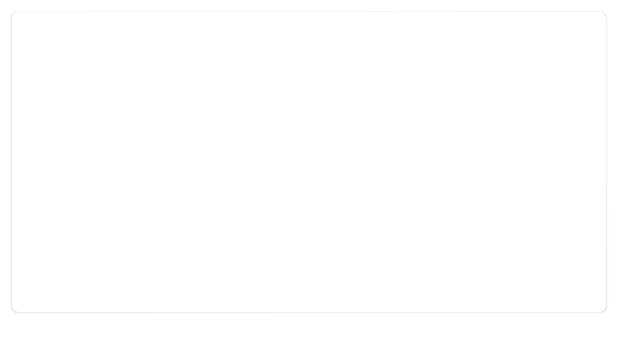
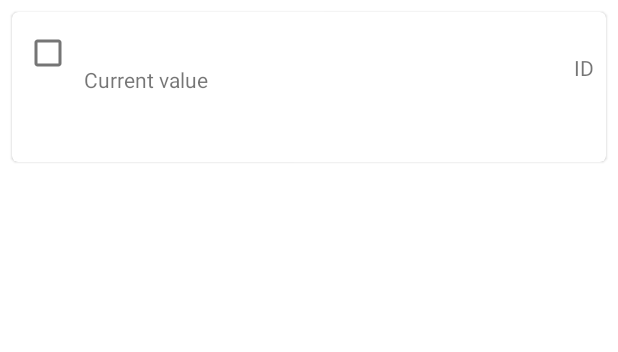
Before and after one commit to saschabrunner/Android-Thermal-Monitor, an Android app: the layout dialog_thermal_zone_picker_list_item.xml on its own in the app's theme, with its tools: preview values and no code run, on a phone screen of 412 x 824 dp. Shown: the top 352 px of the screen. Run offline under Robolectric (Android 15) with nearby library versions, the phone set to English and light mode, and no system bars.

Commit message:
Update layout

```diff
--- a/app/src/main/java/com/gitlab/saschabrunner/thermalmonitor/thermal/ThermalZonePickerDialogFragment.java
+++ b/app/src/main/java/com/gitlab/saschabrunner/thermalmonitor/thermal/ThermalZonePickerDialogFragment.java
@@ -1,5 +1,7 @@
 package com.gitlab.saschabrunner.thermalmonitor.thermal;
 
+import android.graphics.Canvas;
+import android.graphics.Rect;
 import android.os.Bundle;
 import android.util.Log;
 import android.view.View;
@@ -17,9 +19,10 @@ import java.util.HashMap;
 import java.util.Map;
 import java.util.Objects;
 
+import androidx.annotation.NonNull;
 import androidx.preference.PreferenceDialogFragmentCompat;
+import androidx.recyclerview.widget.LinearLayoutManager;
 import androidx.recyclerview.widget.RecyclerView;
-import androidx.recyclerview.widget.StaggeredGridLayoutManager;
 
 public class ThermalZonePickerDialogFragment extends PreferenceDialogFragmentCompat {
     private static final String TAG = "ThermalZonePickerDialog";
@@ -38,13 +41,27 @@ public class ThermalZonePickerDialogFragment extends PreferenceDialogFragmentCom
         super.onBindDialogView(view);
 
         RecyclerView recyclerView = view.findViewById(R.id.dialogThermalZonePickerRecyclerView);
-        recyclerView.setLayoutManager(
-                new StaggeredGridLayoutManager(2, StaggeredGridLayoutManager.VERTICAL));
+        recyclerView.setLayoutManager(new LinearLayoutManager(getContext()));
         recyclerView.setHasFixedSize(true);
+
+        // Disable animations (otherwise excessive ViewHolders are used in notifyItemChanged())
+        recyclerView.setItemAnimator(null);
 
         ThermalZonePickerListAdapter listAdapter = new ThermalZonePickerListAdapter();
         recyclerView.setAdapter(listAdapter);
 
+        recyclerView.addItemDecoration(new RecyclerView.ItemDecoration() {
+            // TODO
+            @Override
+            public void onDrawOver(@NonNull Canvas c, @NonNull RecyclerView parent, @NonNull RecyclerView.State state) {
+                super.onDrawOver(c, parent, state);
+            }
+
+            @Override
+            public void getItemOffsets(@NonNull Rect outRect, @NonNull View view, @NonNull RecyclerView parent, @NonNull RecyclerView.State state) {
+                super.getItemOffsets(outRect, view, parent, state);
+            }
+        });
 
         ThermalMonitor monitor;
         if (GlobalPreferences.getInstance().rootEnabled()) {
@@ -74,6 +91,7 @@ public class ThermalZonePickerDialogFragment extends PreferenceDialogFragmentCom
 
                 @Override
                 public void updateItem(MonitorItem item) {
+                    // TODO: First time this is called we lock addItem() and reorder with the heuristics, then we add groups
                     ThermalZonePickerListItem listItem = Objects.requireNonNull(listItemByMonitorItem.get((ThermalZoneMonitorItem) item));
                     listItem.setCurrentTemperature(item.getValue());
                     listAdapter.updateListItem(listItem);
--- a/app/src/main/res/layout/dialog_thermal_zone_picker_list_item.xml
+++ b/app/src/main/res/layout/dialog_thermal_zone_picker_list_item.xml
@@ -1,25 +1,73 @@
 <?xml version="1.0" encoding="utf-8"?>
 <com.google.android.material.card.MaterialCardView xmlns:android="http://schemas.android.com/apk/res/android"
+    xmlns:app="http://schemas.android.com/apk/res-auto"
     style="@style/Widget.MaterialComponents.CardView"
     android:layout_width="match_parent"
     android:layout_height="wrap_content"
     android:layout_marginLeft="@dimen/mtrl_card_spacing"
     android:layout_marginTop="@dimen/mtrl_card_spacing"
     android:layout_marginRight="@dimen/mtrl_card_spacing"
-    android:minHeight="200dp">
+    android:minHeight="100dp">
+
+    <androidx.constraintlayout.widget.ConstraintLayout
+        android:layout_width="match_parent"
+        android:layout_height="match_parent">
+
+        <CheckBox
+            android:id="@+id/dialogThermalZonePickerCheckBox"
+            android:layout_width="32dp"
+            android:layout_height="0dp"
+            android:layout_marginStart="8dp"
+            android:layout_marginTop="8dp"
+            android:layout_marginBottom="8dp"
+            app:layout_constraintBottom_toBottomOf="parent"
+            app:layout_constraintStart_toStartOf="parent"
+            app:layout_constraintTop_toTopOf="parent" />
 
         <TextView
             android:id="@+id/dialogThermalZonePickerId"
             android:layout_width="wrap_content"
-        android:layout_height="wrap_content" />
+            android:layout_height="wrap_content"
+            android:layout_marginEnd="8dp"
+            android:layout_marginBottom="8dp"
+            app:layout_constraintBottom_toBottomOf="parent"
+            app:layout_constraintEnd_toEndOf="parent" />
+
+        <TextView
+            android:id="@+id/dialogThermalZonePickerType"
+            android:layout_width="wrap_content"
+            android:layout_height="wrap_content"
+            android:layout_marginStart="8dp"
+            android:layout_marginTop="8dp"
+            app:layout_constraintStart_toEndOf="@id/dialogThermalZonePickerCheckBox"
+            app:layout_constraintTop_toTopOf="parent" />
 
         <TextView
             android:id="@+id/dialogThermalZonePickerTemperature"
             android:layout_width="wrap_content"
-        android:layout_height="wrap_content" />
+            android:layout_height="wrap_content"
+            android:layout_marginStart="8dp"
+            app:layout_constraintStart_toEndOf="@+id/textView2"
+            app:layout_constraintTop_toTopOf="@+id/textView2" />
 
         <TextView
-        android:id="@+id/dialogThermalZonePickerType"
+            android:id="@+id/textView"
             android:layout_width="wrap_content"
-        android:layout_height="wrap_content" />
+            android:layout_height="wrap_content"
+            android:text="ID"
+            app:layout_constraintBottom_toBottomOf="@+id/dialogThermalZonePickerId"
+            app:layout_constraintEnd_toStartOf="@+id/dialogThermalZonePickerId" />
+
+        <TextView
+            android:id="@+id/textView2"
+            android:layout_width="wrap_content"
+            android:layout_height="wrap_content"
+            android:layout_marginStart="8dp"
+            android:layout_marginTop="8dp"
+            android:text="Current value"
+            app:layout_constraintStart_toEndOf="@+id/dialogThermalZonePickerCheckBox"
+            app:layout_constraintTop_toBottomOf="@+id/dialogThermalZonePickerType" />
+
+    </androidx.constraintlayout.widget.ConstraintLayout>
+
 </com.google.android.material.card.MaterialCardView>
```
Lines whose indentation alone changed are shown as unchanged.
